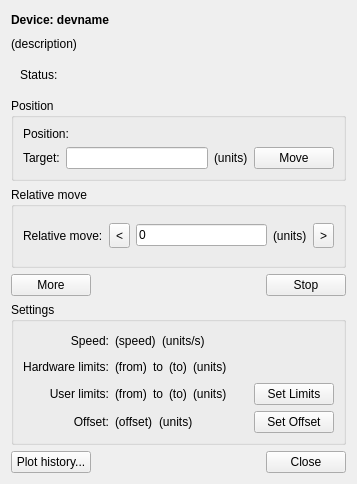
Above: nicos_ess/gui/panels/ui_files/motor.ui from ess-dmsc/nicos before the change. Below: the same form after it.
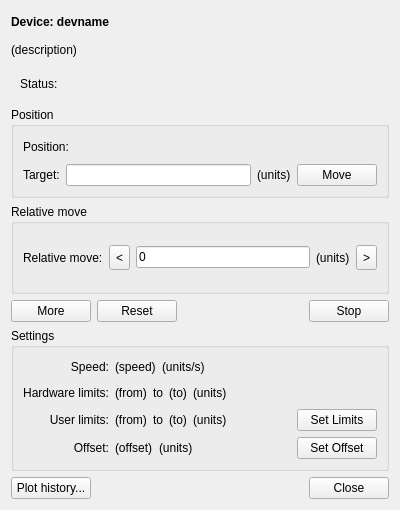
That is the form after the change. Icons and pictures are not drawn. Custom widgets are drawn as their Qt base class.

Commit message: add reset button to motor.ui

Patch:
```diff
--- a/nicos_ess/gui/panels/ui_files/motor.ui
+++ b/nicos_ess/gui/panels/ui_files/motor.ui
@@ -6,8 +6,8 @@
    <rect>
     <x>0</x>
     <y>0</y>
-    <width>357</width>
-    <height>484</height>
+    <width>400</width>
+    <height>510</height>
    </rect>
   </property>
   <property name="windowTitle">
@@ -20,6 +20,7 @@
       <widget class="QLabel" name="deviceName">
        <property name="font">
         <font>
+         <weight>75</weight>
          <bold>true</bold>
         </font>
        </property>
@@ -247,6 +248,13 @@
        </property>
       </widget>
      </item>
+     <item>
+      <widget class="QPushButton" name="btn_reset">
+       <property name="text">
+        <string>Reset</string>
+       </property>
+      </widget>
+     </item>
      <item>
       <spacer name="horizontalSpacer_3">
        <property name="orientation">
```
The commit also changes 1 other file.
